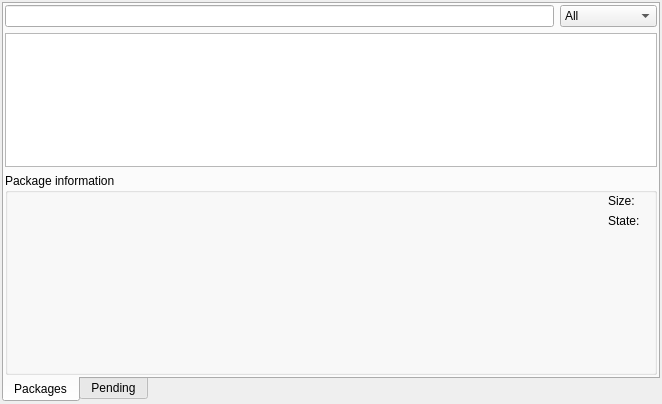
Qt form src/plugins/lackman/lackman.ui (0xd34df00d/leechcraft) before a commit.
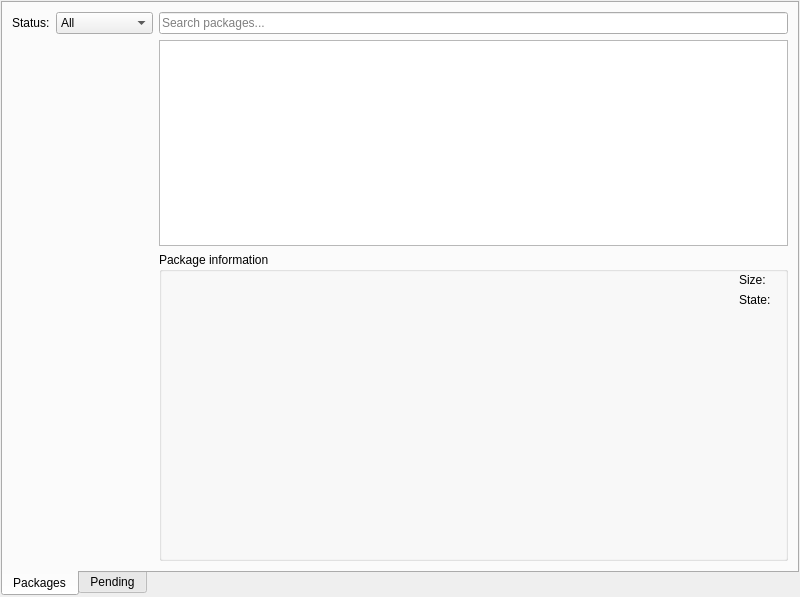
The same form after that commit. Custom widgets are drawn as their Qt base class.

Commit message: LackMan: side tags selector.

```diff
--- a/src/plugins/lackman/lackman.ui
+++ b/src/plugins/lackman/lackman.ui
@@ -6,16 +6,16 @@
    <rect>
     <x>0</x>
     <y>0</y>
-    <width>662</width>
-    <height>404</height>
+    <width>800</width>
+    <height>597</height>
    </rect>
   </property>
   <property name="windowTitle">
    <string/>
   </property>
-  <layout class="QVBoxLayout" name="verticalLayout">
+  <layout class="QVBoxLayout" name="verticalLayout_3">
    <property name="margin">
-    <number>2</number>
+    <number>1</number>
    </property>
    <item>
     <widget class="QTabWidget" name="tabWidget">
@@ -29,16 +29,17 @@
       <attribute name="title">
        <string>Packages</string>
       </attribute>
-      <layout class="QVBoxLayout" name="verticalLayout_3">
-       <property name="margin">
-        <number>1</number>
-       </property>
+      <layout class="QHBoxLayout" name="horizontalLayout_2">
        <item>
-        <layout class="QVBoxLayout" name="verticalLayout_2">
+        <layout class="QVBoxLayout" name="SearchLayout_">
          <item>
-          <layout class="QHBoxLayout" name="horizontalLayout_2">
+          <layout class="QHBoxLayout" name="horizontalLayout">
            <item>
-            <widget class="LeechCraft::Util::TagsLineEdit" name="SearchLine_"/>
+            <widget class="QLabel" name="label">
+             <property name="text">
+              <string>Status:</string>
+             </property>
+            </widget>
            </item>
            <item>
             <widget class="QComboBox" name="PackageStatus_">
@@ -67,6 +68,39 @@
           </layout>
          </item>
          <item>
+          <spacer name="verticalSpacer">
+           <property name="orientation">
+            <enum>Qt::Vertical</enum>
+           </property>
+           <property name="sizeHint" stdset="0">
+            <size>
+             <width>20</width>
+             <height>40</height>
+            </size>
+           </property>
+          </spacer>
+         </item>
+        </layout>
+       </item>
+       <item>
+        <layout class="QVBoxLayout" name="verticalLayout">
+         <item>
+          <widget class="LeechCraft::Util::TagsLineEdit" name="SearchLine_">
+           <property name="sizePolicy">
+            <sizepolicy hsizetype="Preferred" vsizetype="Fixed">
+             <horstretch>0</horstretch>
+             <verstretch>0</verstretch>
+            </sizepolicy>
+           </property>
+           <property name="text">
+            <string/>
+           </property>
+           <property name="placeholderText">
+            <string>Search packages...</string>
+           </property>
+          </widget>
+         </item>
+         <item>
           <widget class="QTreeView" name="PackagesTree_">
            <property name="sizePolicy">
             <sizepolicy hsizetype="Expanding" vsizetype="Expanding">
@@ -182,17 +216,17 @@
   </layout>
  </widget>
  <customwidgets>
-  <customwidget>
-   <class>LeechCraft::Util::TagsLineEdit</class>
-   <extends>QLineEdit</extends>
-   <header location="global">util/tags/tagslineedit.h</header>
-  </customwidget>
   <customwidget>
    <class>LeechCraft::Util::SelectableBrowser</class>
    <extends>QWidget</extends>
    <header location="global">util/gui/selectablebrowser.h</header>
    <container>1</container>
   </customwidget>
+  <customwidget>
+   <class>LeechCraft::Util::TagsLineEdit</class>
+   <extends>QLineEdit</extends>
+   <header location="global">util/tags/tagslineedit.h</header>
+  </customwidget>
  </customwidgets>
  <resources/>
  <connections/>
```
The commit also changes 1 other file.
